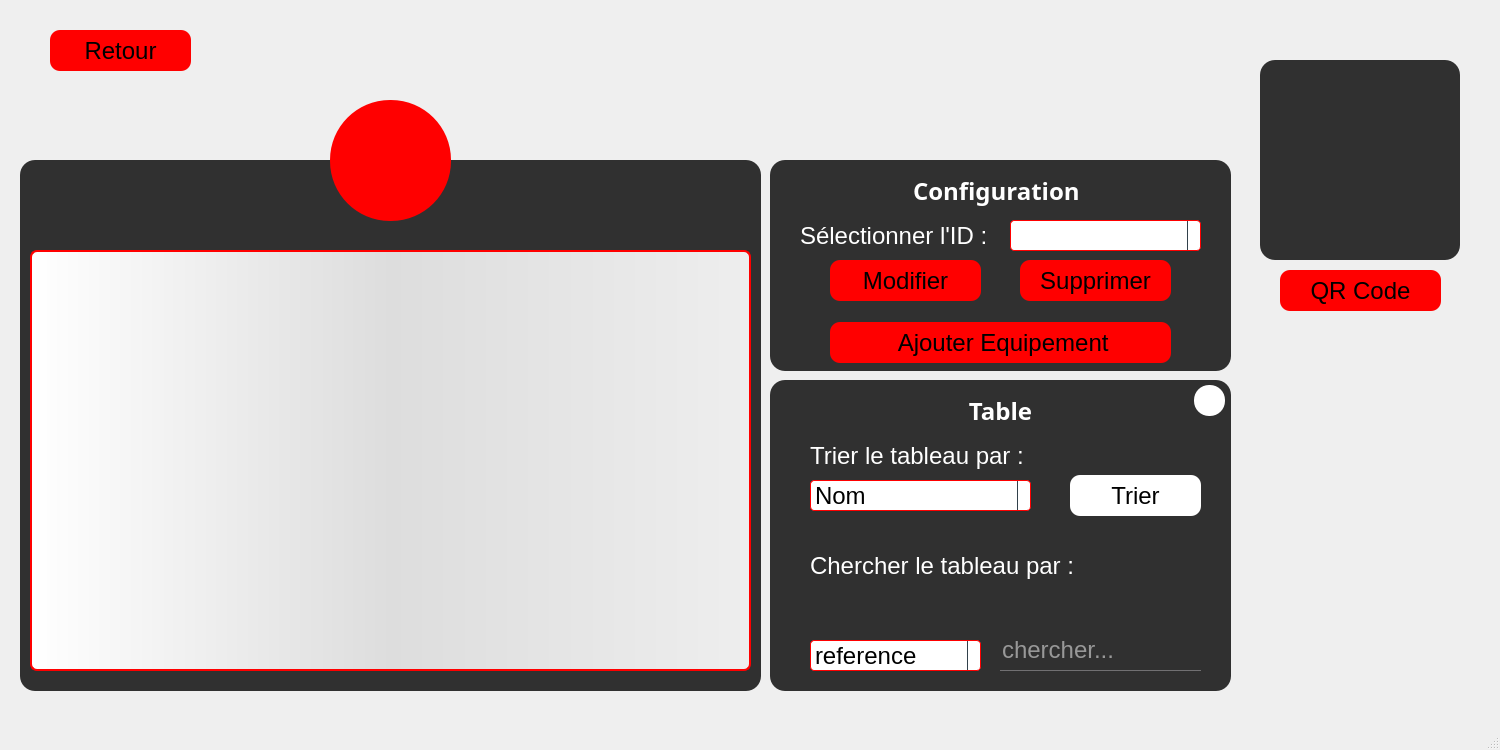
First picture: the form in policestation.ui, repository nefissaKhiari/Smart_Plolice_Station, before the edit.
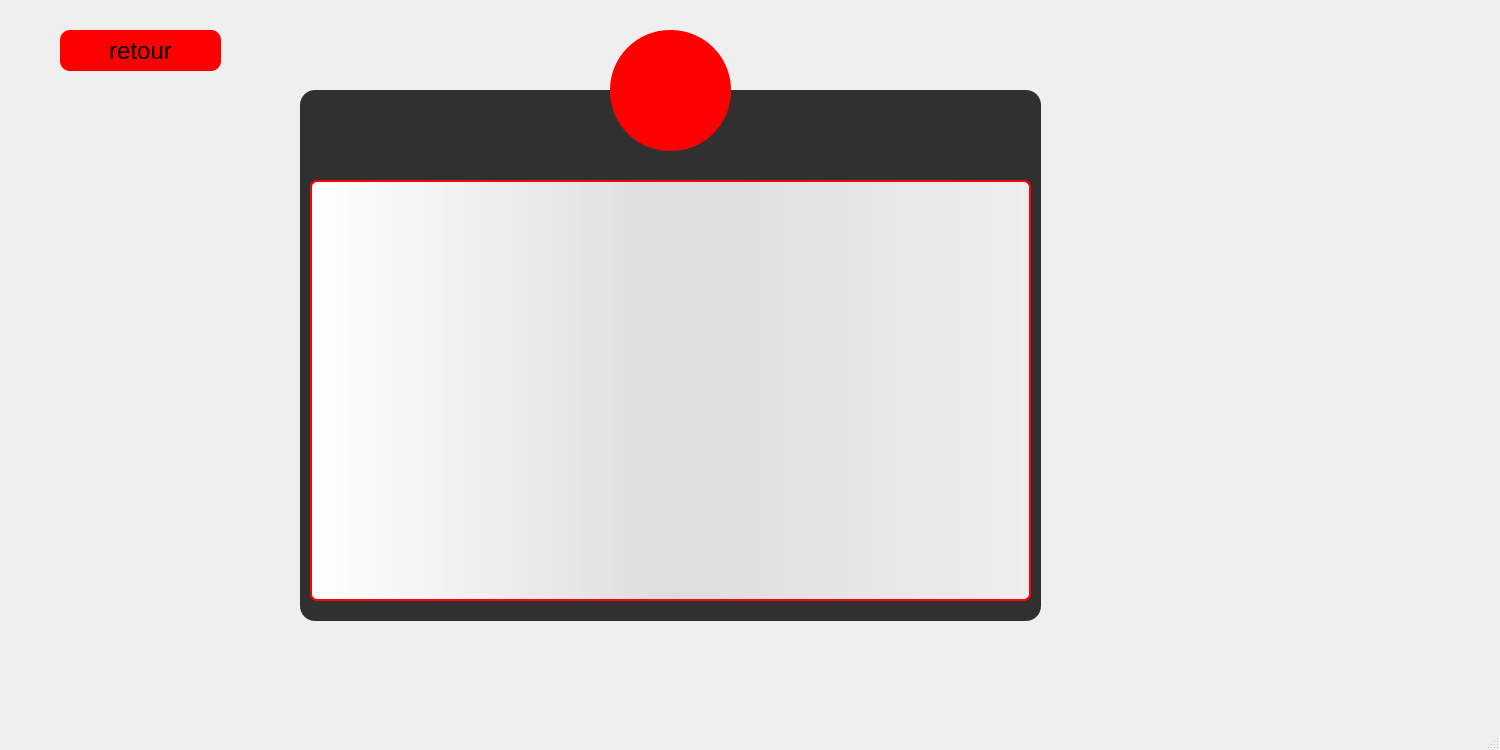
Second picture: the form after the edit. The open tabs and pages were chosen to show the change. Icons and pictures are not drawn.

Commit message: affectation des equipements

Patch:
```diff
--- a/policestation.ui
+++ b/policestation.ui
@@ -17849,6 +17849,103 @@
      <zorder>frame_60</zorder>
      <zorder>toolButton_73</zorder>
     </widget>
+    <widget class="QWidget" name="page_5">
+     <widget class="QPushButton" name="B_AjouterEquipement_3">
+      <property name="geometry">
+       <rect>
+        <x>60</x>
+        <y>30</y>
+        <width>161</width>
+        <height>41</height>
+       </rect>
+      </property>
+      <property name="text">
+       <string>retour</string>
+      </property>
+     </widget>
+     <widget class="QFrame" name="frame_61">
+      <property name="geometry">
+       <rect>
+        <x>300</x>
+        <y>90</y>
+        <width>741</width>
+        <height>531</height>
+       </rect>
+      </property>
+      <property name="styleSheet">
+       <string notr="true"/>
+      </property>
+      <property name="frameShape">
+       <enum>QFrame::StyledPanel</enum>
+      </property>
+      <property name="frameShadow">
+       <enum>QFrame::Raised</enum>
+      </property>
+      <widget class="QTableView" name="T_AFF_Equipement">
+       <property name="geometry">
+        <rect>
+         <x>10</x>
+         <y>90</y>
+         <width>721</width>
+         <height>421</height>
+        </rect>
+       </property>
+       <property name="styleSheet">
+        <string notr="true">QTableView {border: 2px solid red;text-align: top;padding: 4px;border-radius: 7px;border-bottom-left-radius: 7px;background: QLinearGradient( x1: 0, y1: 0, x2: 1, y2: 0,stop: 0 #fff, stop: 1 #eee,stop: 0.5 #ddd,stop: 1 #eee );width: 15px;selection-background-color:QLinearGradient( x1: 0, y1: 0, x2: 1, y2: 0,stop: 0 #FF0000, stop: 1 #FF5F5F,stop: 0.5 #FEAAAA,stop: 1 #eee);selection-color: black;}
+QTableView::item:focus{selection-background-color: red;}
+QScrollBar:vertical{ width: 20px; background: none; /* only these sort effect about width ...*/}
+QScrollBar::handle:vertical{ border: 3px solid #5E749C;text-align: top;padding: 4px;border-radius: 5px; border-bottom-left-radius: 5px;background: QLinearGradient( x1: 0, y1: 0, x2: 1, y2: 0,stop: 0 #fff, stop: 1 #eee,stop: 0.5 #ddd,stop: 1 #eee ); width: 25px; min-height: 20px; max-height: 25px; /*these sort no effect*/ }
+QScrollBar::add-page:vertical {border: 3px solid red;text-align: top;padding: 4px;border-radius: 5px; border-bottom-left-radius: 5px;background:  red; /* adding width: xx px; sorting no effect .. why? */}
+QScrollBar::sub-page:vertical {border: 3px solid green;text-align: top;padding: 4px;border-radius: 5px; border-bottom-left-radius: 5px;background:  green; /* adding width: xx px; sorting no effect .. why? */ }</string>
+       </property>
+       <attribute name="horizontalHeaderCascadingSectionResizes">
+        <bool>false</bool>
+       </attribute>
+       <attribute name="horizontalHeaderDefaultSectionSize">
+        <number>115</number>
+       </attribute>
+      </widget>
+      <widget class="QLabel" name="labelmessage_2">
+       <property name="geometry">
+        <rect>
+         <x>10</x>
+         <y>20</y>
+         <width>301</width>
+         <height>31</height>
+        </rect>
+       </property>
+       <property name="styleSheet">
+        <string notr="true">background: transparent;</string>
+       </property>
+       <property name="text">
+        <string/>
+       </property>
+      </widget>
+     </widget>
+     <widget class="QToolButton" name="toolButton_74">
+      <property name="geometry">
+       <rect>
+        <x>610</x>
+        <y>30</y>
+        <width>121</width>
+        <height>121</height>
+       </rect>
+      </property>
+      <property name="text">
+       <string/>
+      </property>
+      <property name="icon">
+       <iconset>
+        <normaloff>:/ressource/image/police-walkie-talkie.png</normaloff>:/ressource/image/police-walkie-talkie.png</iconset>
+      </property>
+      <property name="iconSize">
+       <size>
+        <width>64</width>
+        <height>64</height>
+       </size>
+      </property>
+     </widget>
+    </widget>
    </widget>
   </widget>
   <widget class="QMenuBar" name="menubar">
```
Left out of the diff: 99 changed lines with no effect on the pictures. The commit also changes 6 other files.
